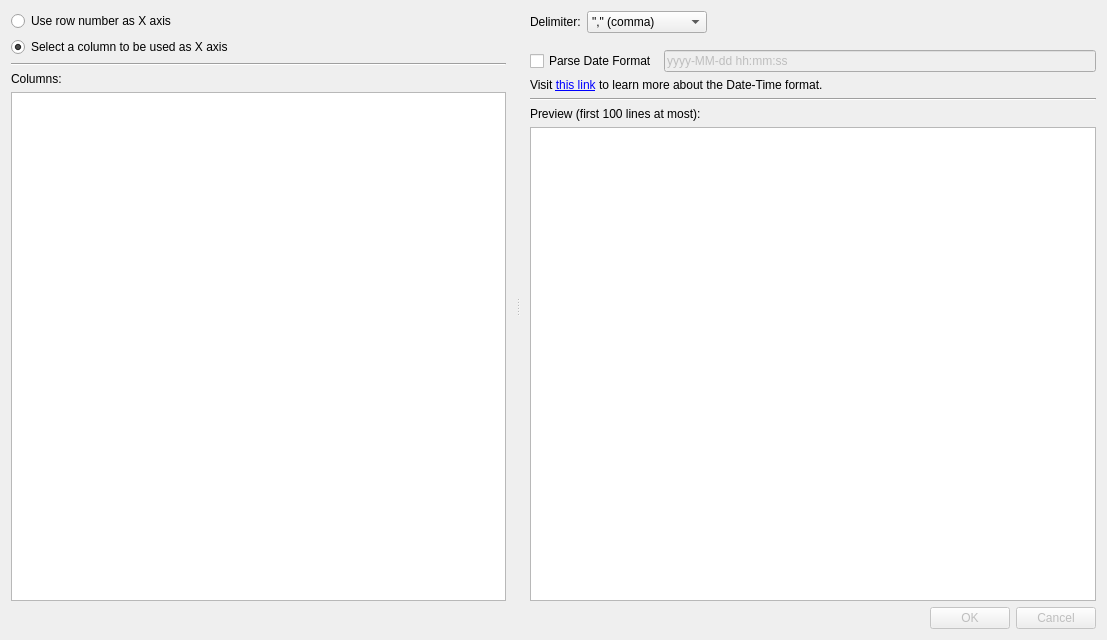
This is plotjuggler_plugins/DataLoadCSV/dataload_csv.ui in ros2-gbp/plotjuggler-release as Qt 5 draws it before an edit. The edited form follows.
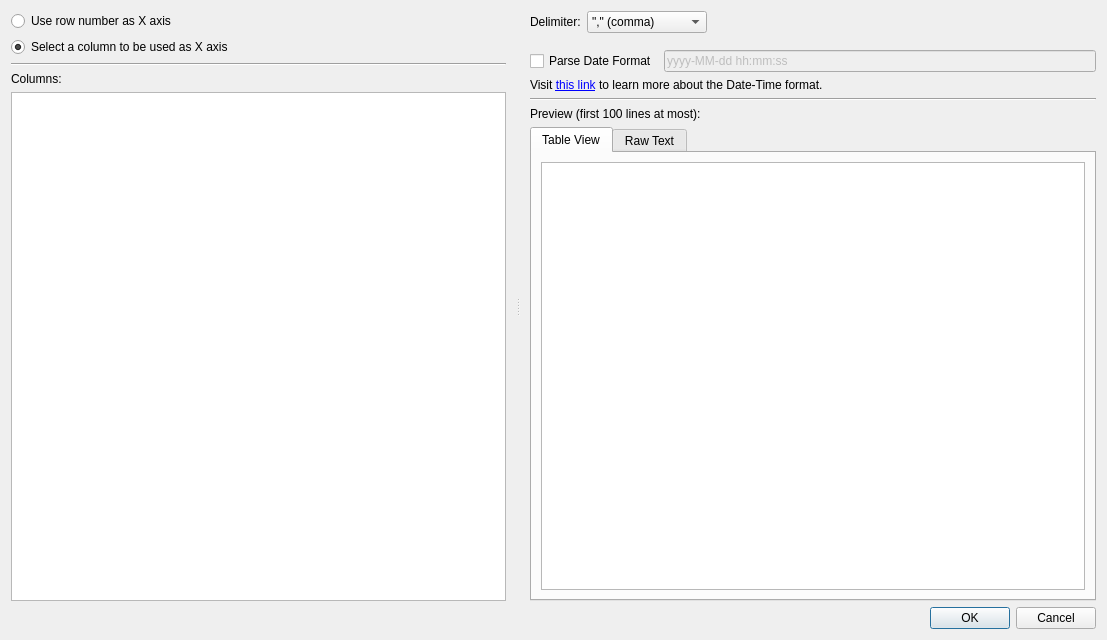
This is the edited form. Custom widgets are drawn as their Qt base class.

```diff
--- a/plotjuggler_plugins/DataLoadCSV/dataload_csv.ui
+++ b/plotjuggler_plugins/DataLoadCSV/dataload_csv.ui
@@ -163,13 +163,68 @@
         </widget>
        </item>
        <item>
-        <widget class="QPlainTextEdit" name="rawText">
-         <property name="lineWrapMode">
-          <enum>QPlainTextEdit::NoWrap</enum>
+        <widget class="QTabWidget" name="tabWidget">
+         <property name="currentIndex">
+          <number>0</number>
          </property>
-         <property name="readOnly">
-          <bool>true</bool>
-         </property>
+         <widget class="QWidget" name="tab_4">
+          <attribute name="title">
+           <string>Table View</string>
+          </attribute>
+          <layout class="QVBoxLayout" name="verticalLayout_7">
+           <item>
+            <widget class="QTableView" name="tableView">
+             <property name="sizePolicy">
+              <sizepolicy hsizetype="Expanding" vsizetype="Expanding">
+               <horstretch>1</horstretch>
+               <verstretch>1</verstretch>
+              </sizepolicy>
+             </property>
+             <property name="layoutDirection">
+              <enum>Qt::LeftToRight</enum>
+             </property>
+             <property name="editTriggers">
+              <set>QAbstractItemView::NoEditTriggers</set>
+             </property>
+             <property name="showDropIndicator" stdset="0">
+              <bool>false</bool>
+             </property>
+             <property name="dragDropOverwriteMode">
+              <bool>false</bool>
+             </property>
+             <property name="wordWrap">
+              <bool>true</bool>
+             </property>
+             <attribute name="verticalHeaderStretchLastSection">
+              <bool>false</bool>
+             </attribute>
+            </widget>
+           </item>
+          </layout>
+         </widget>
+         <widget class="QWidget" name="tab_3">
+          <attribute name="title">
+           <string>Raw Text</string>
+          </attribute>
+          <layout class="QVBoxLayout" name="verticalLayout_9">
+           <item>
+            <widget class="QCodeEditor" name="rawText">
+             <property name="sizePolicy">
+              <sizepolicy hsizetype="Preferred" vsizetype="Preferred">
+               <horstretch>1</horstretch>
+               <verstretch>1</verstretch>
+              </sizepolicy>
+             </property>
+             <property name="lineWrapMode">
+              <enum>QTextEdit::NoWrap</enum>
+             </property>
+             <property name="readOnly">
+              <bool>true</bool>
+             </property>
+            </widget>
+           </item>
+          </layout>
+         </widget>
         </widget>
        </item>
       </layout>
@@ -179,7 +234,7 @@
    <item>
     <widget class="QDialogButtonBox" name="buttonBox">
      <property name="enabled">
-      <bool>false</bool>
+      <bool>true</bool>
      </property>
      <property name="orientation">
       <enum>Qt::Horizontal</enum>
@@ -191,6 +246,13 @@
    </item>
   </layout>
  </widget>
+ <customwidgets>
+  <customwidget>
+   <class>QCodeEditor</class>
+   <extends>QTextEdit</extends>
+   <header location="global">QCodeEditor</header>
+  </customwidget>
+ </customwidgets>
  <resources/>
  <connections>
   <connection>
```
Left out of the diff: 3 changed lines with no effect on the pictures.
